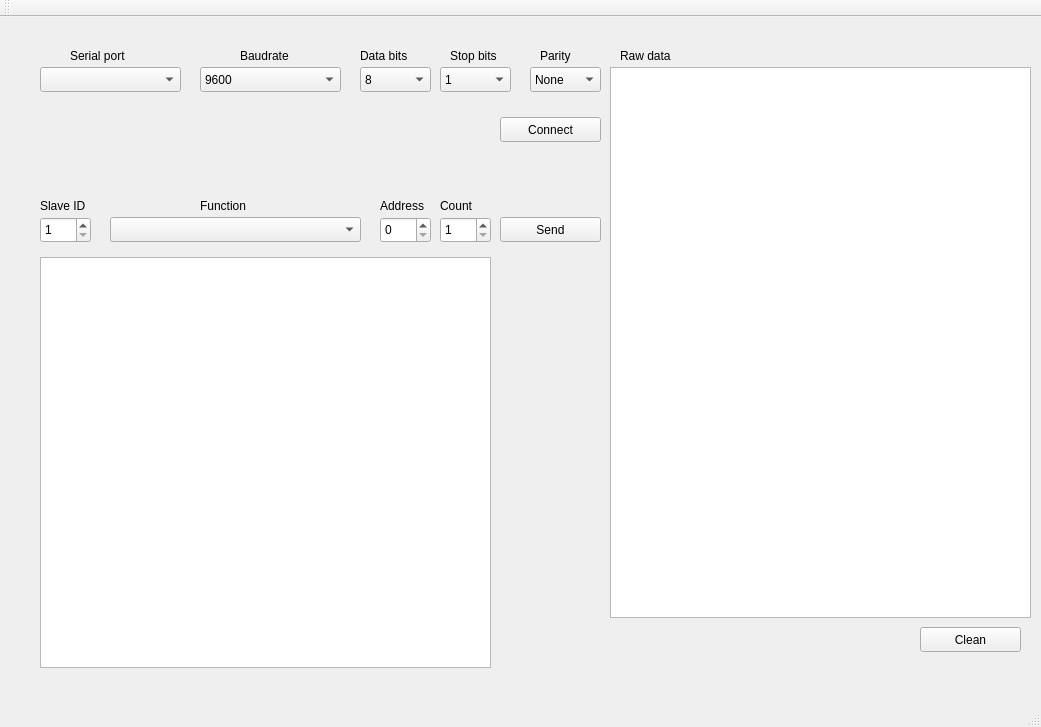
First picture: the form in forms/mainwindow.ui, repository maisvendoo/qmaster, before the edit.
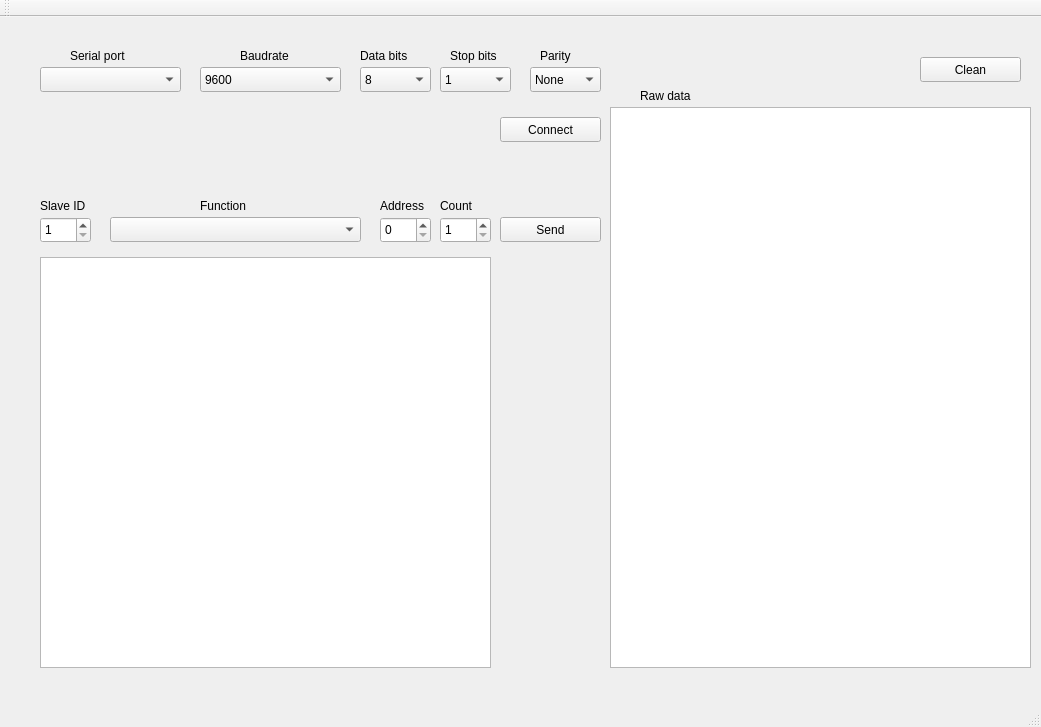
Second picture: the form after the edit.

Patch:
```diff
--- a/forms/mainwindow.ui
+++ b/forms/mainwindow.ui
@@ -446,17 +446,17 @@
     <property name="geometry">
      <rect>
       <x>610</x>
-      <y>50</y>
+      <y>90</y>
       <width>421</width>
-      <height>551</height>
+      <height>561</height>
      </rect>
     </property>
    </widget>
    <widget class="QLabel" name="label_6">
     <property name="geometry">
      <rect>
-      <x>620</x>
-      <y>30</y>
+      <x>640</x>
+      <y>70</y>
       <width>71</width>
       <height>17</height>
      </rect>
@@ -469,7 +469,7 @@
     <property name="geometry">
      <rect>
       <x>920</x>
-      <y>610</y>
+      <y>40</y>
       <width>101</width>
       <height>25</height>
      </rect>
```
Left out of the diff: 2 changed lines with no effect on the pictures.
